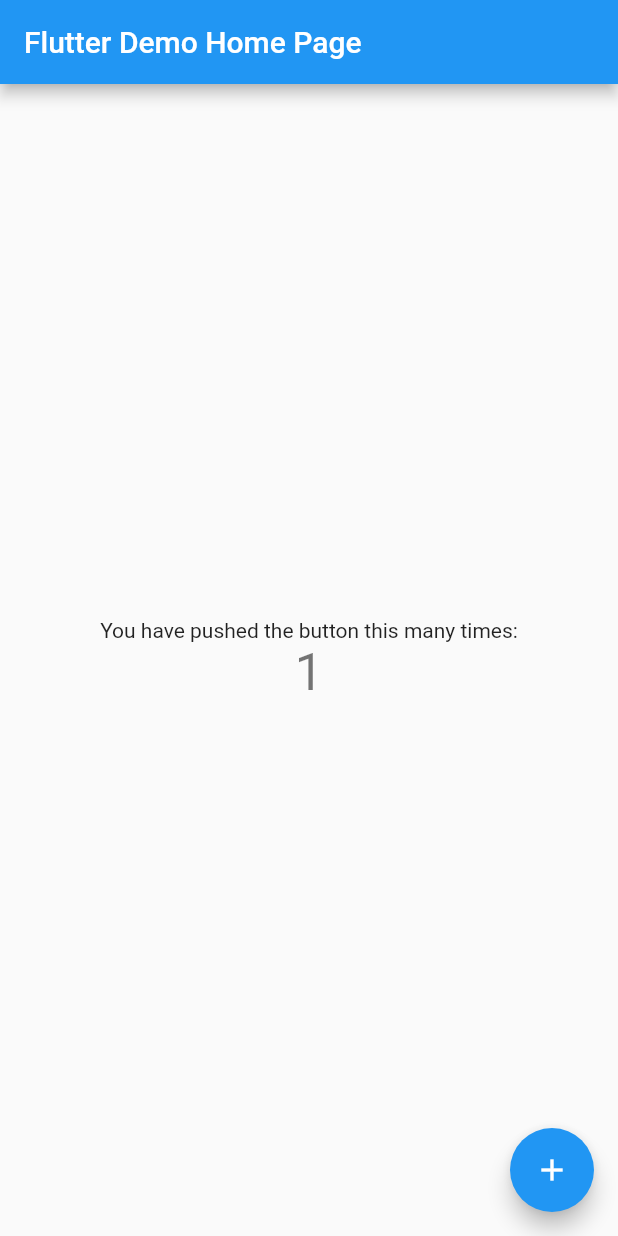
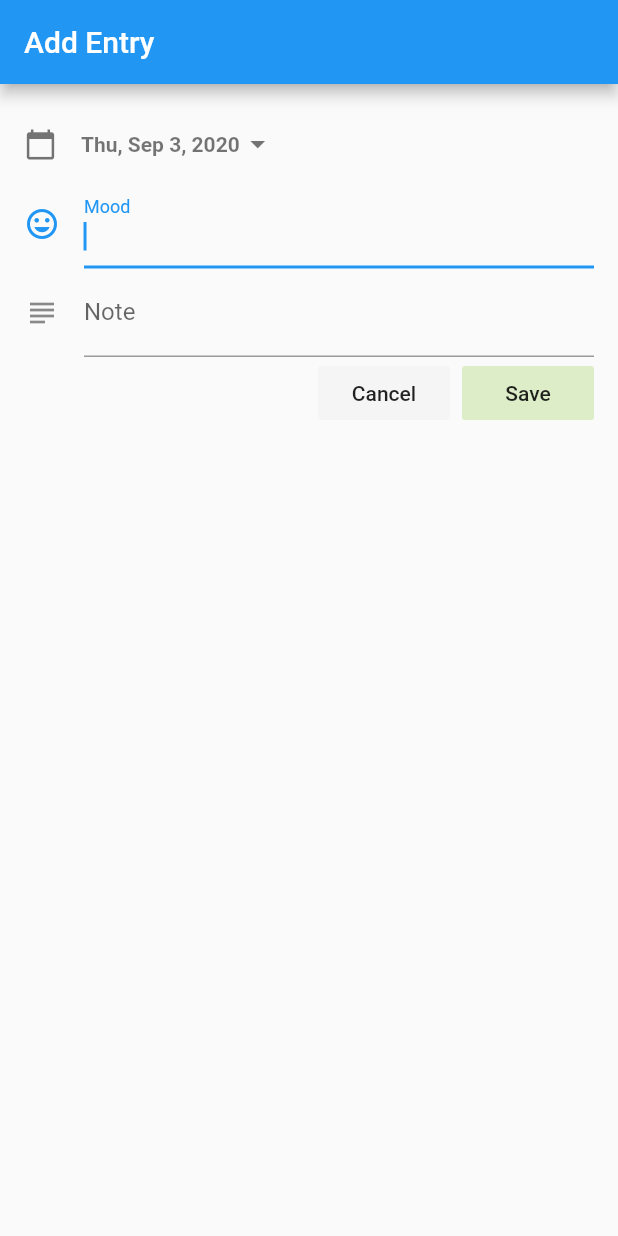
Before and after one commit to rfphoenix/ch13_local_persistence_flutter, a Flutter app: the screen it shows after launch, after a tap on the "add" icon, on a phone screen of 412 x 824 dp. Run offline on Flutter 3.47's test engine with Material 2 defaults, Android fonts, the phone set to English and light mode, and no system bars.

Commit message:
- finalize project.

```diff
--- /dev/null
+++ b/lib/classes/database.dart
@@ -0,0 +1,71 @@
+import 'package:path_provider/path_provider.dart'; // Filesystem location
+import 'dart:io'; // Used by File
+import 'dart:convert'; // Used by Json
+import 'journal.dart';
+
+class DatabaseFileRoutines {
+  Future<String> get _localPath async {
+    final directory = await getApplicationDocumentsDirectory();
+
+    return directory.path;
+  }
+
+  Future<File> get _localFile async {
+    final path = await _localPath;
+
+    return File('$path/local_persistence.json');
+  }
+
+  Future<String> readJournals() async {
+    try {
+      final file = await _localFile;
+
+      if (!file.existsSync()) {
+        print('File does not Exist: ${file.absolute}');
+        await writeJournals('{"journals": []}');
+      }
+
+      String contents = await file.readAsString();
+
+      return contents;
+    } catch (e) {
+      print("error readJournals: $e");
+      return "";
+    }
+  }
+
+  Future<File> writeJournals(String json) async {
+    final file = await this._localFile;
+
+    return file.writeAsString('$json');
+  }
+
+  Database databaseFromJson(String str) {
+    final dataFromJson = json.decode(str);
+
+    return Database.fromJson(dataFromJson);
+  }
+
+  String databaseToJson(Database data) {
+    final dataToJson = data.toJson();
+
+    return json.encode(dataToJson);
+  }
+}
+
+class Database {
+  List<Journal> journal;
+
+  Database({
+    this.journal,
+  });
+
+  factory Database.fromJson(Map<String, dynamic> json) => Database(
+        journal: List<Journal>.from(
+            json["journals"].map((x) => Journal.fromJson(x))),
+      );
+
+  Map<String, dynamic> toJson() => {
+        "journals": List<dynamic>.from(journal.map((x) => x.toJson())),
+      };
+}
--- /dev/null
+++ b/lib/classes/journal.dart
@@ -0,0 +1,29 @@
+class Journal {
+  String id;
+  String date;
+  String mood;
+  String note;
+
+  Journal({this.id, this.date, this.mood, this.note});
+
+  factory Journal.fromJson(Map<String, dynamic> json) => Journal(
+        id: json["id"],
+        date: json["date"],
+        mood: json["mood"],
+        note: json["note"],
+      );
+
+  Map<String, dynamic> toJson() => {
+        "id": this.id,
+        "date": this.date,
+        "mood": this.mood,
+        "note": this.note,
+      };
+}
+
+class JournalEdit {
+  String action;
+  Journal journal;
+
+  JournalEdit({this.action, this.journal});
+}
--- a/lib/main.dart
+++ b/lib/main.dart
@@ -1,4 +1,5 @@
 import 'package:flutter/material.dart';
+import 'package:ch13_local_persistence_flutter/pages/home.dart';
 
 void main() {
   runApp(MyApp());
@@ -9,109 +10,14 @@ class MyApp extends StatelessWidget {
   @override
   Widget build(BuildContext context) {
     return MaterialApp(
-      title: 'Flutter Demo',
+      debugShowCheckedModeBanner: false,
+      title: 'Journal App',
       theme: ThemeData(
-        // This is the theme of your application.
-        //
-        // Try running your application with "flutter run". You'll see the
-        // application has a blue toolbar. Then, without quitting the app, try
-        // changing the primarySwatch below to Colors.green and then invoke
-        // "hot reload" (press "r" in the console where you ran "flutter run",
-        // or simply save your changes to "hot reload" in a Flutter IDE).
-        // Notice that the counter didn't reset back to zero; the application
-        // is not restarted.
         primarySwatch: Colors.blue,
-        // This makes the visual density adapt to the platform that you run
-        // the app on. For desktop platforms, the controls will be smaller and
-        // closer together (more dense) than on mobile platforms.
+        bottomAppBarColor: Colors.blue,
         visualDensity: VisualDensity.adaptivePlatformDensity,
       ),
-      home: MyHomePage(title: 'Flutter Demo Home Page'),
+      home: Home(title: 'Local Persistence'),
     );
   }
 }
-
-class MyHomePage extends StatefulWidget {
-  MyHomePage({Key key, this.title}) : super(key: key);
-
-  // This widget is the home page of your application. It is stateful, meaning
-  // that it has a State object (defined below) that contains fields that affect
-  // how it looks.
-
-  // This class is the configuration for the state. It holds the values (in this
-  // case the title) provided by the parent (in this case the App widget) and
-  // used by the build method of the State. Fields in a Widget subclass are
-  // always marked "final".
-
-  final String title;
-
-  @override
-  _MyHomePageState createState() => _MyHomePageState();
-}
-
-class _MyHomePageState extends State<MyHomePage> {
-  int _counter = 0;
-
-  void _incrementCounter() {
-    setState(() {
-      // This call to setState tells the Flutter framework that something has
-      // changed in this State, which causes it to rerun the build method below
-      // so that the display can reflect the updated values. If we changed
-      // _counter without calling setState(), then the build method would not be
-      // called again, and so nothing would appear to happen.
-      _counter++;
-    });
-  }
-
-  @override
-  Widget build(BuildContext context) {
-    // This method is rerun every time setState is called, for instance as done
-    // by the _incrementCounter method above.
-    //
-    // The Flutter framework has been optimized to make rerunning build methods
-    // fast, so that you can just rebuild anything that needs updating rather
-    // than having to individually change instances of widgets.
-    return Scaffold(
-      appBar: AppBar(
-        // Here we take the value from the MyHomePage object that was created by
-        // the App.build method, and use it to set our appbar title.
-        title: Text(widget.title),
-      ),
-      body: Center(
-        // Center is a layout widget. It takes a single child and positions it
-        // in the middle of the parent.
-        child: Column(
-          // Column is also a layout widget. It takes a list of children and
-          // arranges them vertically. By default, it sizes itself to fit its
-          // children horizontally, and tries to be as tall as its parent.
-          //
-          // Invoke "debug painting" (press "p" in the console, choose the
-          // "Toggle Debug Paint" action from the Flutter Inspector in Android
-          // Studio, or the "Toggle Debug Paint" command in Visual Studio Code)
-          // to see the wireframe for each widget.
-          //
-          // Column has various properties to control how it sizes itself and
-          // how it positions its children. Here we use mainAxisAlignment to
-          // center the children vertically; the main axis here is the vertical
-          // axis because Columns are vertical (the cross axis would be
-          // horizontal).
-          mainAxisAlignment: MainAxisAlignment.center,
-          children: <Widget>[
-            Text(
-              'You have pushed the button this many times:',
-            ),
-            Text(
-              '$_counter',
-              style: Theme.of(context).textTheme.headline4,
-            ),
-          ],
-        ),
-      ),
-      floatingActionButton: FloatingActionButton(
-        onPressed: _incrementCounter,
-        tooltip: 'Increment',
-        child: Icon(Icons.add),
-      ), // This trailing comma makes auto-formatting nicer for build methods.
-    );
-  }
-}
--- /dev/null
+++ b/lib/pages/edit_entry.dart
@@ -0,0 +1,188 @@
+import 'package:flutter/material.dart';
+import 'package:ch13_local_persistence_flutter/classes/database.dart';
+import 'package:ch13_local_persistence_flutter/classes/journal.dart';
+import 'package:intl/intl.dart';
+import 'dart:math';
+
+class EditEntry extends StatefulWidget {
+  final bool add;
+  final int index;
+  final JournalEdit journalEdit;
+
+  const EditEntry({Key key, this.add, this.index, this.journalEdit})
+      : super(key: key);
+
+  @override
+  _EditEntryState createState() => _EditEntryState();
+}
+
+class _EditEntryState extends State<EditEntry> {
+  JournalEdit _journalEdit;
+  String _title;
+  DateTime _selectedDate;
+  TextEditingController _moodController = TextEditingController();
+  TextEditingController _noteController = TextEditingController();
+  FocusNode _moodFocus = FocusNode();
+  FocusNode _noteFocus = FocusNode();
+
+  @override
+  void initState() {
+    super.initState();
+    this._journalEdit =
+        JournalEdit(action: 'Cancel', journal: widget.journalEdit.journal);
+    this._title = widget.add ? 'Add' : 'Edit';
+    this._journalEdit.journal = widget.journalEdit.journal;
+    if (widget.add) {
+      this._selectedDate = DateTime.now();
+      this._moodController.text = "";
+      this._noteController.text = "";
+    } else {
+      this._selectedDate = DateTime.parse(this._journalEdit.journal.date);
+      this._moodController.text = this._journalEdit.journal.mood;
+      this._noteController.text = this._journalEdit.journal.note;
+    }
+  }
+
+  @override
+  void dispose() {
+    this._moodController.dispose();
+    this._noteController.dispose();
+    this._moodFocus.dispose();
+    this._noteFocus.dispose();
+    super.dispose();
+  }
+
+  @override
+  Widget build(BuildContext context) {
+    return Scaffold(
+      appBar: AppBar(
+        title: Text('$_title Entry'),
+        automaticallyImplyLeading: false,
+      ),
+      body: SafeArea(
+          child: SingleChildScrollView(
+        padding: EdgeInsets.all(16.0),
+        child: Column(
+          children: <Widget>[
+            FlatButton(
+                padding: EdgeInsets.all(0.0),
+                onPressed: () async {
+                  FocusScope.of(context).requestFocus(FocusNode());
+                  DateTime _pickerDate = await _selectDate(this._selectedDate);
+                  setState(() {
+                    this._selectedDate = _pickerDate;
+                  });
+                },
+                child: Row(
+                  children: <Widget>[
+                    Icon(
+                      Icons.calendar_today,
+                      size: 22.0,
+                      color: Colors.black54,
+                    ),
+                    SizedBox(
+                      width: 16.0,
+                    ),
+                    Text(
+                      DateFormat.yMMMEd().format(this._selectedDate),
+                      style: TextStyle(
+                        color: Colors.black54,
+                        fontWeight: FontWeight.bold,
+                      ),
+                    ),
+                    Icon(
+                      Icons.arrow_drop_down,
+                      color: Colors.black54,
+                    ),
+                  ],
+                )),
+            TextField(
+              controller: this._moodController,
+              autofocus: true,
+              textInputAction: TextInputAction.next,
+              focusNode: this._moodFocus,
+              textCapitalization: TextCapitalization.words,
+              decoration: InputDecoration(
+                labelText: 'Mood',
+                icon: Icon(Icons.mood),
+              ),
+              onSubmitted: (submitted) {
+                FocusScope.of(context).requestFocus(this._noteFocus);
+              },
+            ),
+            TextField(
+              controller: this._noteController,
+              textInputAction: TextInputAction.newline,
+              focusNode: this._noteFocus,
+              textCapitalization: TextCapitalization.sentences,
+              decoration: InputDecoration(
+                labelText: 'Note',
+                icon: Icon(Icons.subject),
+              ),
+              maxLines: null,
+            ),
+            Row(
+              mainAxisAlignment: MainAxisAlignment.end,
+              children: <Widget>[
+                FlatButton(
+                  color: Colors.grey.shade100,
+                  onPressed: () {
+                    this._journalEdit.action = 'Cancel';
+                    Navigator.pop(context, this._journalEdit);
+                  },
+                  child: Text(
+                    'Cancel',
+                  ),
+                ),
+                SizedBox(
+                  width: 8.0,
+                ),
+                FlatButton(
+                  onPressed: () {
+                    this._journalEdit.action = 'Save';
+                    String id = widget.add
+                        ? Random().nextInt(9999999).toString()
+                        : this._journalEdit.journal.id;
+                    this._journalEdit.journal = Journal(
+                      id: id,
+                      date: this._selectedDate.toString(),
+                      mood: this._moodController.text,
+                      note: this._noteController.text,
+                    );
+                    Navigator.pop(context, this._journalEdit);
+                  },
+                  child: Text('Save'),
+                  color: Colors.lightGreen.shade100,
+                ),
+              ],
+            )
+          ],
+        ),
+      )),
+    );
+  }
+
+  Future<DateTime> _selectDate(DateTime selectedDate) async {
+    DateTime initialDate = selectedDate;
+
+    final DateTime pickedDate = await showDatePicker(
+        context: context,
+        initialDate: initialDate,
+        firstDate: DateTime.now().subtract(Duration(days: 365)),
+        lastDate: DateTime.now().add(Duration(days: 365)));
+
+    if (pickedDate != null) {
+      selectedDate = DateTime(
+          pickedDate.year,
+          pickedDate.month,
+          pickedDate.day,
+          pickedDate.hour,
+          pickedDate.minute,
+          initialDate.second,
+          initialDate.millisecond,
+          initialDate.microsecond);
+    }
+
+    return selectedDate;
+  }
+}
--- /dev/null
+++ b/lib/pages/home.dart
@@ -0,0 +1,166 @@
+import 'package:flutter/material.dart';
+import 'package:ch13_local_persistence_flutter/classes/journal.dart';
+import 'package:ch13_local_persistence_flutter/pages/edit_entry.dart';
+import 'package:ch13_local_persistence_flutter/classes/database.dart';
+import 'package:intl/intl.dart';
+
+class Home extends StatefulWidget {
+  const Home({Key key, @required this.title}) : super(key: key);
+  final String title;
+
+  @override
+  _HomeState createState() => _HomeState();
+}
+
+class _HomeState extends State<Home> {
+  Database _database;
+
+  @override
+  Widget build(BuildContext context) {
+    return Scaffold(
+      appBar: AppBar(
+        title: Text(widget.title),
+      ),
+      body: FutureBuilder(
+          initialData: [],
+          future: _loadJournals(),
+          builder: (BuildContext context, AsyncSnapshot snapshot) {
+            return !snapshot.hasData
+                ? Center(
+                    child: CircularProgressIndicator(),
+                  )
+                : _buildListViewSeparated(snapshot);
+          }),
+      bottomNavigationBar: BottomAppBar(
+        shape: CircularNotchedRectangle(),
+        child: Padding(padding: const EdgeInsets.all(24.0)),
+      ),
+      floatingActionButtonLocation: FloatingActionButtonLocation.centerDocked,
+      floatingActionButton: FloatingActionButton(
+          tooltip: 'Add Journal Entry',
+          child: Icon(Icons.add),
+          onPressed: () {
+            this._addOrEditJournal(add: true, index: -1, journal: Journal());
+          }),
+    );
+  }
+
+  Future<List<Journal>> _loadJournals() async {
+    await DatabaseFileRoutines().readJournals().then((journalsJson) {
+      this._database = DatabaseFileRoutines().databaseFromJson(journalsJson);
+      this
+          ._database
+          .journal
+          .sort((comp1, comp2) => comp2.date.compareTo(comp1.date));
+    });
+
+    return this._database.journal;
+  }
+
+  void _addOrEditJournal({bool add, int index, Journal journal}) async {
+    JournalEdit journalEdit = JournalEdit(action: '', journal: journal);
+
+    journalEdit = await Navigator.push(
+      context,
+      MaterialPageRoute(
+          builder: (context) => EditEntry(
+                add: add,
+                index: index,
+                journalEdit: journalEdit,
+              ),
+          fullscreenDialog: true),
+    );
+    switch (journalEdit.action) {
+      case 'Save':
+        if (add) {
+          setState(() {
+            this._database.journal.add(journalEdit.journal);
+          });
+        } else {
+          setState(() {
+            this._database.journal[index] = journalEdit.journal;
+          });
+        }
+        DatabaseFileRoutines().writeJournals(
+            DatabaseFileRoutines().databaseToJson(this._database));
+        break;
+      case 'Cancel':
+        break;
+      default:
+        break;
+    }
+  }
+
+  Widget _buildListViewSeparated(AsyncSnapshot snapshot) {
+    return ListView.separated(
+        itemBuilder: (BuildContext context, int index) {
+          String titleDate = DateFormat.yMMMd()
+              .format(DateTime.parse(snapshot.data[index].date));
+          String subtitle =
+              snapshot.data[index].mood + "\n" + snapshot.data[index].note;
+          return Dismissible(
+            key: Key(snapshot.data[index].id),
+            background: Container(
+              color: Colors.red,
+              alignment: Alignment.centerLeft,
+              padding: EdgeInsets.only(left: 16.0),
+              child: Icon(
+                Icons.delete,
+                color: Colors.white,
+              ),
+            ),
+            secondaryBackground: Container(
+              color: Colors.red,
+              alignment: Alignment.centerRight,
+              padding: EdgeInsets.only(right: 16.0),
+              child: Icon(
+                Icons.delete,
+                color: Colors.white,
+              ),
+            ),
+            child: ListTile(
+              leading: Column(
+                children: <Widget>[
+                  Text(
+                    DateFormat.d()
+                        .format(DateTime.parse(snapshot.data[index].date)),
+                    style: TextStyle(
+                      fontWeight: FontWeight.bold,
+                      fontSize: 32.0,
+                      color: Colors.blue,
+                    ),
+                  ),
+                  Text(DateFormat.E()
+                      .format(DateTime.parse(snapshot.data[index].date))),
+                ],
+              ),
+              title: Text(
+                titleDate,
+                style: TextStyle(fontWeight: FontWeight.bold),
+              ),
+              subtitle: Text(subtitle),
+              onTap: () {
+                this._addOrEditJournal(
+                  add: false,
+                  index: index,
+                  journal: snapshot.data[index],
+                );
+              },
+            ),
+            onDismissed: (direction) {
+              setState(() {
+                this._database.journal.removeAt(index);
+              });
+              DatabaseFileRoutines().writeJournals(
+                  DatabaseFileRoutines().databaseToJson(this._database));
+            },
+          );
+        },
+        separatorBuilder: (BuildContext context, int index) {
+          return Divider(
+            color: Colors.grey,
+          );
+        },
+        itemCount: snapshot.data.length);
+  }
+}
--- a/pubspec.yaml
+++ b/pubspec.yaml
@@ -28,6 +28,10 @@ dependencies:
   # The following adds the Cupertino Icons font to your application.
   # Use with the CupertinoIcons class for iOS style icons.
   cupertino_icons: ^0.1.3
+
+  path_provider: ^1.6.14
+  intl: ^0.16.1
+
 
 dev_dependencies:
   flutter_test:
```
Also changed, not shown: pubspec.lock, 6 other files.
